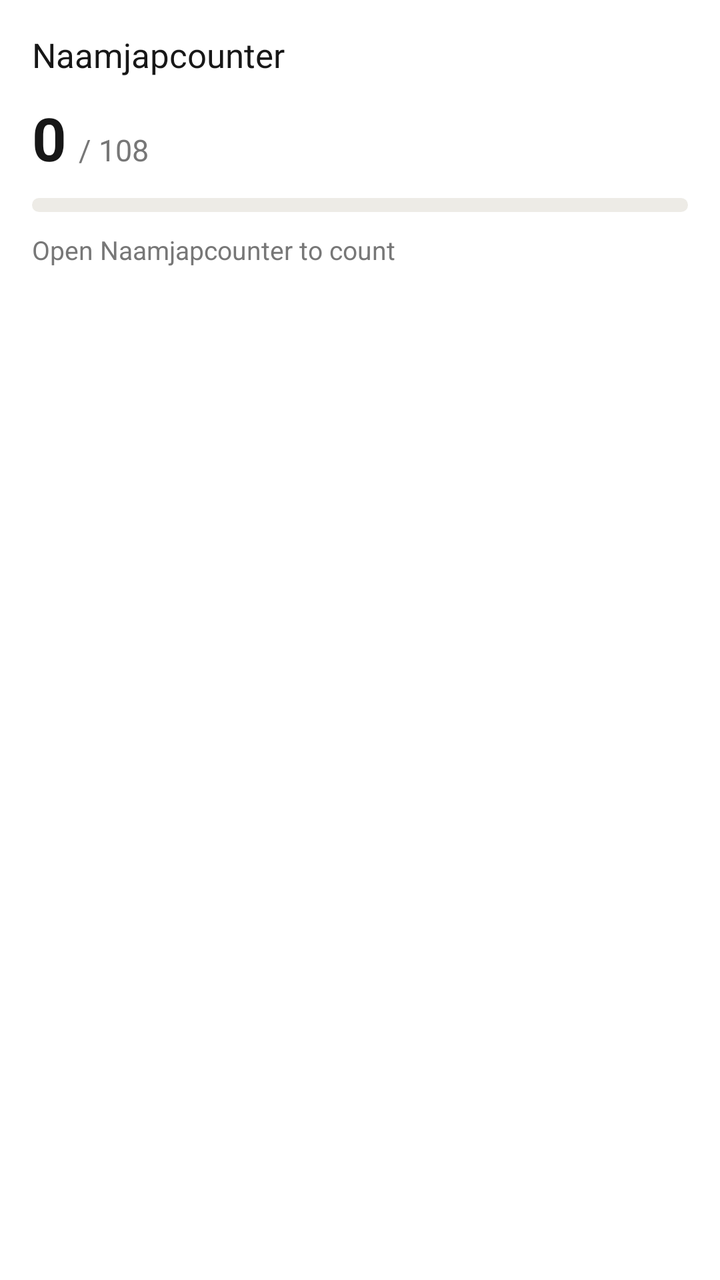
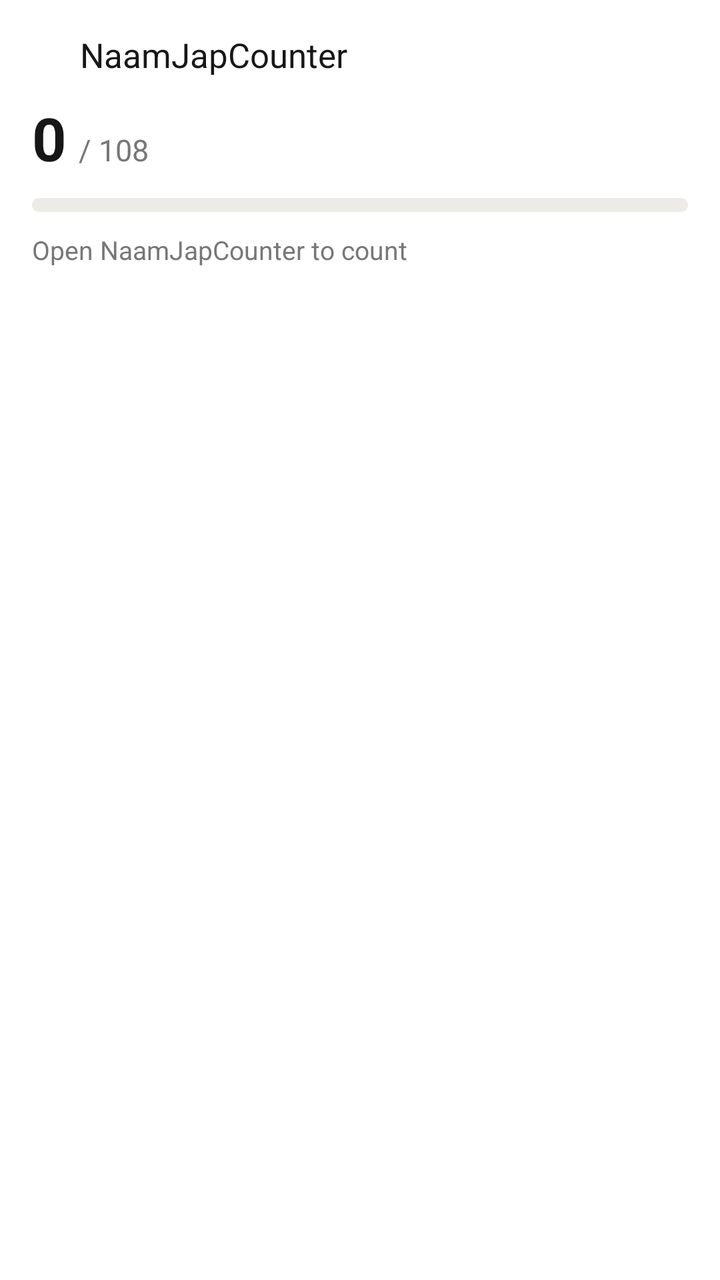

Screens rendered from an Android XML layout before and after an edit, with the pre-edit source and the edit as a unified diff.
<!-- AndroidManifest.xml: fallback theme Theme.MaterialComponents.DayNight.NoActionBar -->
<!-- res/layout/japmala_widget.xml -->
<?xml version="1.0" encoding="utf-8"?>
<LinearLayout xmlns:android="http://schemas.android.com/apk/res/android"
    android:id="@+id/widget_root"
    android:layout_width="match_parent"
    android:layout_height="match_parent"
    android:orientation="vertical"
    android:background="@drawable/widget_background"
    android:padding="16dp">

    <TextView
        android:id="@+id/widget_mantra"
        android:layout_width="match_parent"
        android:layout_height="wrap_content"
        android:maxLines="1"
        android:ellipsize="end"
        android:textSize="17sp"
        android:textColor="@color/japmala_primary"
        android:text="@string/app_name" />

    <LinearLayout
        android:layout_width="match_parent"
        android:layout_height="wrap_content"
        android:orientation="horizontal"
        android:baselineAligned="true"
        android:layout_marginTop="10dp">

        <TextView
            android:id="@+id/widget_beads"
            android:layout_width="wrap_content"
            android:layout_height="wrap_content"
            android:textSize="30sp"
            android:textStyle="bold"
            android:textColor="@color/japmala_primary"
            android:text="0" />

        <TextView
            android:id="@+id/widget_mala_size"
            android:layout_width="wrap_content"
            android:layout_height="wrap_content"
            android:layout_marginStart="6dp"
            android:textSize="15sp"
            android:textColor="@color/japmala_secondary"
            android:text="/ 108" />
    </LinearLayout>

    <ProgressBar
        android:id="@+id/widget_progress"
        style="?android:attr/progressBarStyleHorizontal"
        android:layout_width="match_parent"
        android:layout_height="7dp"
        android:layout_marginTop="10dp"
        android:max="100"
        android:progress="0"
        android:progressDrawable="@drawable/widget_progress" />

    <TextView
        android:id="@+id/widget_today"
        android:layout_width="match_parent"
        android:layout_height="wrap_content"
        android:layout_marginTop="10dp"
        android:maxLines="1"
        android:ellipsize="end"
        android:textSize="13sp"
        android:textColor="@color/japmala_secondary"
        android:text="@string/widget_open" />
</LinearLayout>
<!-- resources referenced by this layout -->
<resources>
  <color name="japmala_primary">#171717</color>
  <color name="japmala_secondary">#777777</color>
  <!-- drawable widget_background (drawable) -->
  <?xml version="1.0" encoding="utf-8"?>
  <shape xmlns:android="http://schemas.android.com/apk/res/android"
      android:shape="rectangle">
      <solid android:color="@color/japmala_card" />
      <corners android:radius="20dp" />
  </shape>
  <!-- drawable widget_progress (drawable) -->
  <?xml version="1.0" encoding="utf-8"?>
  <layer-list xmlns:android="http://schemas.android.com/apk/res/android">
      <item android:id="@android:id/background">
          <shape android:shape="rectangle">
              <corners android:radius="8dp" />
              <solid android:color="@color/japmala_track" />
          </shape>
      </item>
      <item android:id="@android:id/progress">
          <clip>
              <shape android:shape="rectangle">
                  <corners android:radius="8dp" />
                  <solid android:color="@color/japmala_saffron" />
              </shape>
          </clip>
      </item>
  </layer-list>
  <string name="app_name">Naamjapcounter</string>
  <string name="widget_open">Open Naamjapcounter to count</string>
  <color name="japmala_card">#FFFFFF</color>
  <color name="japmala_track">#EDEBE6</color>
  <color name="japmala_saffron">#F5A623</color>
</resources>

<!-- the commit's change to res/layout/japmala_widget.xml (unified diff, before → after) -->
@@ -7,15 +7,31 @@
     android:background="@drawable/widget_background"
     android:padding="16dp">
 
-    <TextView
-        android:id="@+id/widget_mantra"
+    <LinearLayout
         android:layout_width="match_parent"
         android:layout_height="wrap_content"
-        android:maxLines="1"
-        android:ellipsize="end"
-        android:textSize="17sp"
-        android:textColor="@color/japmala_primary"
-        android:text="@string/app_name" />
+        android:orientation="horizontal"
+        android:gravity="center_vertical">
+
+        <ImageView
+            android:id="@+id/widget_icon"
+            android:layout_width="18dp"
+            android:layout_height="18dp"
+            android:layout_marginEnd="6dp"
+            android:src="@mipmap/ic_launcher"
+            android:contentDescription="@null" />
+
+        <TextView
+            android:id="@+id/widget_mantra"
+            android:layout_width="0dp"
+            android:layout_height="wrap_content"
+            android:layout_weight="1"
+            android:maxLines="1"
+            android:ellipsize="end"
+            android:textSize="17sp"
+            android:textColor="@color/japmala_primary"
+            android:text="@string/app_name" />
+    </LinearLayout>
 
     <LinearLayout
         android:layout_width="match_parent"
<!-- resource entries referenced after the edit -->
@@ -27,10 +27,17 @@
           </clip>
       </item>
   </layer-list>
-  <string name="app_name">Naamjapcounter</string>
-  <string name="widget_open">Open Naamjapcounter to count</string>
+  <!-- mipmap ic_launcher (mipmap-anydpi-v26) -->
+  <?xml version="1.0" encoding="utf-8"?>
+  <adaptive-icon xmlns:android="http://schemas.android.com/apk/res/android">
+      <background android:drawable="@color/ic_launcher_background" />
+      <foreground android:drawable="@mipmap/ic_launcher_foreground" />
+  </adaptive-icon>
+  <string name="app_name">NaamJapCounter</string>
+  <string name="widget_open">Open NaamJapCounter to count</string>
   <color name="japmala_card">#FFFFFF</color>
   <color name="japmala_track">#EDEBE6</color>
   <color name="japmala_saffron">#F5A623</color>
+  <color name="ic_launcher_background">#FD9912</color>
 </resources>
 
